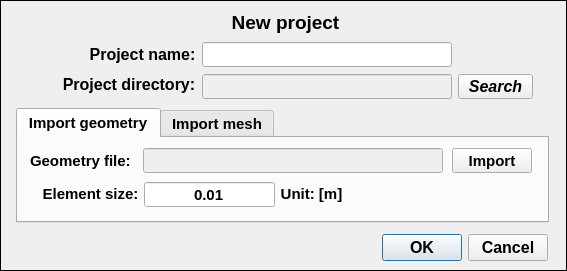
Before: the Qt Designer form data/user_input/ui/Project/newProjectInput.ui in open-pulse/OpenPulse, drawn with Qt 5.
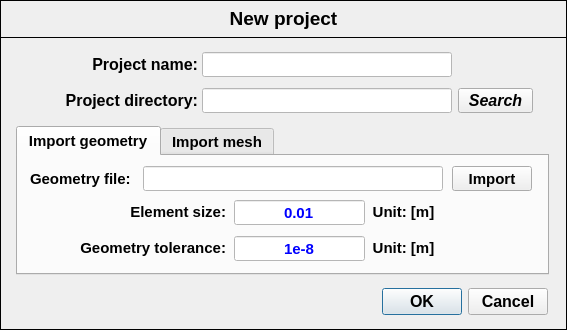
After: the same form once the commit is applied.

The edit to the form file:
```diff
--- a/data/user_input/ui/Project/newProjectInput.ui
+++ b/data/user_input/ui/Project/newProjectInput.ui
@@ -7,19 +7,19 @@
     <x>0</x>
     <y>0</y>
     <width>567</width>
-    <height>271</height>
+    <height>330</height>
    </rect>
   </property>
   <property name="minimumSize">
    <size>
     <width>567</width>
-    <height>271</height>
+    <height>330</height>
    </size>
   </property>
   <property name="maximumSize">
    <size>
     <width>567</width>
-    <height>271</height>
+    <height>330</height>
    </size>
   </property>
   <property name="windowTitle">
@@ -31,9 +31,21 @@
      <x>0</x>
      <y>0</y>
      <width>567</width>
-     <height>271</height>
+     <height>330</height>
     </rect>
    </property>
+   <property name="minimumSize">
+    <size>
+     <width>567</width>
+     <height>330</height>
+    </size>
+   </property>
+   <property name="maximumSize">
+    <size>
+     <width>567</width>
+     <height>330</height>
+    </size>
+   </property>
    <property name="frameShape">
     <enum>QFrame::Box</enum>
    </property>
@@ -46,8 +58,8 @@
    <widget class="QLabel" name="label_8">
     <property name="geometry">
      <rect>
-      <x>54</x>
-      <y>72</y>
+      <x>48</x>
+      <y>88</y>
       <width>150</width>
       <height>25</height>
      </rect>
@@ -60,7 +72,7 @@
     </property>
     <property name="maximumSize">
      <size>
-      <width>170</width>
+      <width>150</width>
       <height>25</height>
      </size>
     </property>
@@ -74,7 +86,7 @@
      </font>
     </property>
     <property name="text">
-     <string>&lt;html&gt;&lt;head/&gt;&lt;body&gt;&lt;p align=&quot;center&quot;&gt;Project directory:&lt;/p&gt;&lt;/body&gt;&lt;/html&gt;</string>
+     <string>&lt;html&gt;&lt;head/&gt;&lt;body&gt;&lt;p align=&quot;right&quot;&gt;Project directory:&lt;/p&gt;&lt;/body&gt;&lt;/html&gt;</string>
     </property>
     <property name="alignment">
      <set>Qt::AlignRight|Qt::AlignTrailing|Qt::AlignVCenter</set>
@@ -84,7 +96,7 @@
     <property name="geometry">
      <rect>
       <x>374</x>
-      <y>232</y>
+      <y>286</y>
       <width>181</width>
       <height>31</height>
      </rect>
@@ -111,7 +123,7 @@
     <property name="geometry">
      <rect>
       <x>458</x>
-      <y>74</y>
+      <y>88</y>
       <width>75</width>
       <height>25</height>
      </rect>
@@ -156,10 +168,10 @@
    <widget class="QLabel" name="label">
     <property name="geometry">
      <rect>
-      <x>10</x>
-      <y>6</y>
-      <width>551</width>
-      <height>33</height>
+      <x>0</x>
+      <y>0</y>
+      <width>567</width>
+      <height>38</height>
      </rect>
     </property>
     <property name="font">
@@ -171,6 +183,9 @@
       <bold>true</bold>
      </font>
     </property>
+    <property name="frameShape">
+     <enum>QFrame::Box</enum>
+    </property>
     <property name="text">
      <string>&lt;html&gt;&lt;head/&gt;&lt;body&gt;&lt;p align=&quot;center&quot;&gt;New project&lt;/p&gt;&lt;/body&gt;&lt;/html&gt;</string>
     </property>
@@ -181,21 +196,21 @@
    <widget class="QLabel" name="label_2">
     <property name="geometry">
      <rect>
-      <x>86</x>
-      <y>42</y>
-      <width>113</width>
+      <x>48</x>
+      <y>52</y>
+      <width>150</width>
       <height>25</height>
      </rect>
     </property>
     <property name="minimumSize">
      <size>
-      <width>0</width>
+      <width>150</width>
       <height>25</height>
      </size>
     </property>
     <property name="maximumSize">
      <size>
-      <width>16777215</width>
+      <width>150</width>
       <height>25</height>
      </size>
     </property>
@@ -209,7 +224,7 @@
      </font>
     </property>
     <property name="text">
-     <string>&lt;html&gt;&lt;head/&gt;&lt;body&gt;&lt;p align=&quot;center&quot;&gt;Project name:&lt;/p&gt;&lt;/body&gt;&lt;/html&gt;</string>
+     <string>&lt;html&gt;&lt;head/&gt;&lt;body&gt;&lt;p align=&quot;right&quot;&gt;Project name:&lt;/p&gt;&lt;/body&gt;&lt;/html&gt;</string>
     </property>
     <property name="alignment">
      <set>Qt::AlignRight|Qt::AlignTrailing|Qt::AlignVCenter</set>
@@ -219,7 +234,7 @@
     <property name="geometry">
      <rect>
       <x>202</x>
-      <y>42</y>
+      <y>52</y>
       <width>250</width>
       <height>25</height>
      </rect>
@@ -245,6 +260,13 @@
       <bold>true</bold>
      </font>
     </property>
+    <property name="styleSheet">
+     <string notr="true">background-color: rgb(255, 255, 255);
+color: rgb(0, 0, 255);</string>
+    </property>
+    <property name="frame">
+     <bool>true</bool>
+    </property>
     <property name="alignment">
      <set>Qt::AlignCenter</set>
     </property>
@@ -253,9 +275,9 @@
     <property name="geometry">
      <rect>
       <x>16</x>
-      <y>108</y>
+      <y>126</y>
       <width>533</width>
-      <height>115</height>
+      <height>149</height>
      </rect>
     </property>
     <property name="minimumSize">
@@ -292,15 +314,27 @@
       </property>
       <property name="geometry">
        <rect>
-        <x>126</x>
+        <x>216</x>
         <y>44</y>
         <width>131</width>
         <height>25</height>
        </rect>
       </property>
+      <property name="font">
+       <font>
+        <family>Arial</family>
+        <pointsize>11</pointsize>
+        <weight>75</weight>
+        <bold>true</bold>
+       </font>
+      </property>
       <property name="layoutDirection">
        <enum>Qt::LeftToRight</enum>
       </property>
+      <property name="styleSheet">
+       <string notr="true">background-color: rgb(255, 255, 255);
+color: rgb(0, 0, 255);</string>
+      </property>
       <property name="inputMethodHints">
        <set>Qt::ImhNone</set>
       </property>
@@ -326,7 +360,7 @@
      <widget class="QLabel" name="label_7">
       <property name="geometry">
        <rect>
-        <x>256</x>
+        <x>348</x>
         <y>44</y>
         <width>75</width>
         <height>25</height>
@@ -378,6 +412,10 @@
         <italic>true</italic>
        </font>
       </property>
+      <property name="styleSheet">
+       <string notr="true">color: rgb(0, 0, 255);
+background-color: rgb(255, 255, 255);</string>
+      </property>
       <property name="alignment">
        <set>Qt::AlignCenter</set>
       </property>
@@ -422,14 +460,14 @@
      <widget class="QLabel" name="label_4">
       <property name="geometry">
        <rect>
-        <x>20</x>
+        <x>58</x>
         <y>44</y>
-        <width>105</width>
+        <width>150</width>
         <height>25</height>
        </rect>
       </property>
       <property name="text">
-       <string>&lt;html&gt;&lt;head/&gt;&lt;body&gt;&lt;p align=&quot;center&quot;&gt;Element size:&lt;/p&gt;&lt;/body&gt;&lt;/html&gt;</string>
+       <string>&lt;html&gt;&lt;head/&gt;&lt;body&gt;&lt;p align=&quot;right&quot;&gt;Element size:&lt;/p&gt;&lt;/body&gt;&lt;/html&gt;</string>
       </property>
      </widget>
      <widget class="QLabel" name="label_3">
@@ -445,6 +483,81 @@
        <string>&lt;html&gt;&lt;head/&gt;&lt;body&gt;&lt;p align=&quot;center&quot;&gt;Geometry file:&lt;/p&gt;&lt;/body&gt;&lt;/html&gt;</string>
       </property>
      </widget>
+     <widget class="QLabel" name="label_9">
+      <property name="geometry">
+       <rect>
+        <x>348</x>
+        <y>80</y>
+        <width>75</width>
+        <height>25</height>
+       </rect>
+      </property>
+      <property name="text">
+       <string>&lt;html&gt;&lt;head/&gt;&lt;body&gt;&lt;p align=&quot;center&quot;&gt;Unit: [m]&lt;/p&gt;&lt;/body&gt;&lt;/html&gt;</string>
+      </property>
+     </widget>
+     <widget class="QLabel" name="label_10">
+      <property name="geometry">
+       <rect>
+        <x>58</x>
+        <y>80</y>
+        <width>150</width>
+        <height>25</height>
+       </rect>
+      </property>
+      <property name="text">
+       <string>&lt;html&gt;&lt;head/&gt;&lt;body&gt;&lt;p align=&quot;right&quot;&gt;Geometry tolerance:&lt;/p&gt;&lt;/body&gt;&lt;/html&gt;</string>
+      </property>
+     </widget>
+     <widget class="QLineEdit" name="lineEdit_geometry_tolerance">
+      <property name="enabled">
+       <bool>true</bool>
+      </property>
+      <property name="geometry">
+       <rect>
+        <x>216</x>
+        <y>80</y>
+        <width>131</width>
+        <height>25</height>
+       </rect>
+      </property>
+      <property name="font">
+       <font>
+        <family>Arial</family>
+        <pointsize>11</pointsize>
+        <weight>75</weight>
+        <bold>true</bold>
+       </font>
+      </property>
+      <property name="layoutDirection">
+       <enum>Qt::LeftToRight</enum>
+      </property>
+      <property name="styleSheet">
+       <string notr="true">background-color: rgb(255, 255, 255);
+color: rgb(0, 0, 255);</string>
+      </property>
+      <property name="inputMethodHints">
+       <set>Qt::ImhNone</set>
+      </property>
+      <property name="text">
+       <string>1e-8</string>
+      </property>
+      <property name="maxLength">
+       <number>20</number>
+      </property>
+      <property name="frame">
+       <bool>true</bool>
+      </property>
+      <property name="cursorPosition">
+       <number>4</number>
+      </property>
+      <property name="alignment">
+       <set>Qt::AlignCenter</set>
+      </property>
+      <property name="placeholderText">
+       <string>&lt; Insert a value &gt;</string>
+      </property>
+     </widget>
     </widget>
     <widget class="QWidget" name="tab_2">
      <attribute name="title">
@@ -657,7 +770,7 @@
     <property name="geometry">
      <rect>
       <x>202</x>
-      <y>74</y>
+      <y>88</y>
       <width>250</width>
       <height>25</height>
      </rect>
@@ -677,12 +790,19 @@
     <property name="font">
      <font>
       <family>Arial</family>
-      <pointsize>11</pointsize>
-      <weight>75</weight>
+      <pointsize>10</pointsize>
+      <weight>50</weight>
       <italic>true</italic>
-      <bold>true</bold>
+      <bold>false</bold>
      </font>
     </property>
+    <property name="styleSheet">
+     <string notr="true">background-color: rgb(255, 255, 255);
+color: rgb(0, 0, 255);</string>
+    </property>
+    <property name="frame">
+     <bool>true</bool>
+    </property>
     <property name="alignment">
      <set>Qt::AlignCenter</set>
     </property>
```
Left out of the diff: 47 changed lines with no effect on the pictures.
